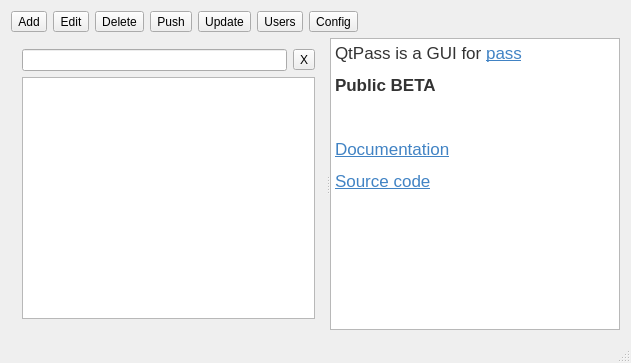
Qt form mainwindow.ui (IJHack/QtPass) before a commit.
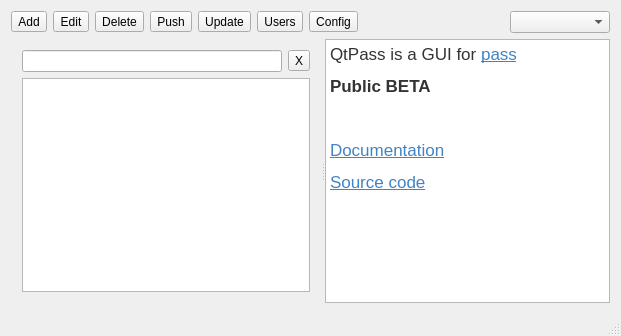
The same form after that commit.

Commit message: profiles groundwork

Patch:
```diff
--- a/mainwindow.ui
+++ b/mainwindow.ui
@@ -6,8 +6,8 @@
    <rect>
     <x>0</x>
     <y>0</y>
-    <width>631</width>
-    <height>363</height>
+    <width>621</width>
+    <height>336</height>
    </rect>
   </property>
   <property name="windowTitle">
@@ -23,6 +23,12 @@
         <verstretch>0</verstretch>
        </sizepolicy>
       </property>
+      <property name="lineWidth">
+       <number>0</number>
+      </property>
+      <property name="midLineWidth">
+       <number>0</number>
+      </property>
       <layout class="QHBoxLayout" name="horizontalLayout_2">
        <property name="leftMargin">
         <number>0</number>
@@ -92,12 +98,28 @@
          </property>
          <property name="sizeHint" stdset="0">
           <size>
-           <width>40</width>
-           <height>20</height>
+           <width>37</width>
+           <height>17</height>
           </size>
          </property>
         </spacer>
        </item>
+       <item>
+        <widget class="QComboBox" name="profileBox">
+         <property name="sizePolicy">
+          <sizepolicy hsizetype="Minimum" vsizetype="Fixed">
+           <horstretch>0</horstretch>
+           <verstretch>0</verstretch>
+          </sizepolicy>
+         </property>
+         <property name="minimumSize">
+          <size>
+           <width>100</width>
+           <height>10</height>
+          </size>
+         </property>
+        </widget>
+       </item>
       </layout>
      </widget>
     </item>
```
Left out of the diff: 1 changed line with no effect on the pictures. The commit also changes 2 other files.
